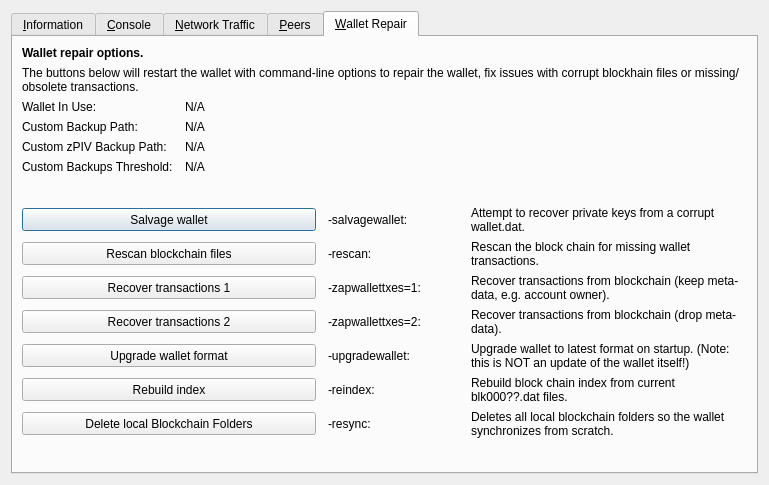
This is src/qt/forms/rpcconsole.ui in r0otChiXor/axiom as Qt 5 draws it before an edit. The edited form follows.
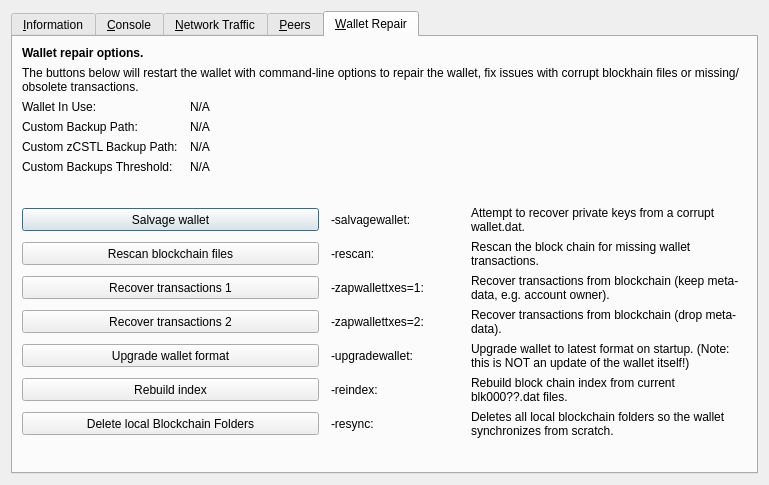
This is the edited form. The open tabs and pages were chosen to show the change. Icons and pictures are not drawn. Custom widgets are drawn as their Qt base class.

Commit message: piv -> cstl renames

The edit to the form file:
```diff
--- a/src/qt/forms/rpcconsole.ui
+++ b/src/qt/forms/rpcconsole.ui
@@ -1328,7 +1328,7 @@
        <item row="4" column="0">
         <widget class="QLabel" name="wallet_customzpivbackuppath_label">
          <property name="text">
-          <string>Custom zPIV Backup Path:</string>
+          <string>Custom zCSTL Backup Path:</string>
          </property>
          <property name="visible">
           <bool>false</bool>
```
Left out of the diff: 4 changed lines with no effect on the pictures. The commit also changes 67 other files.
